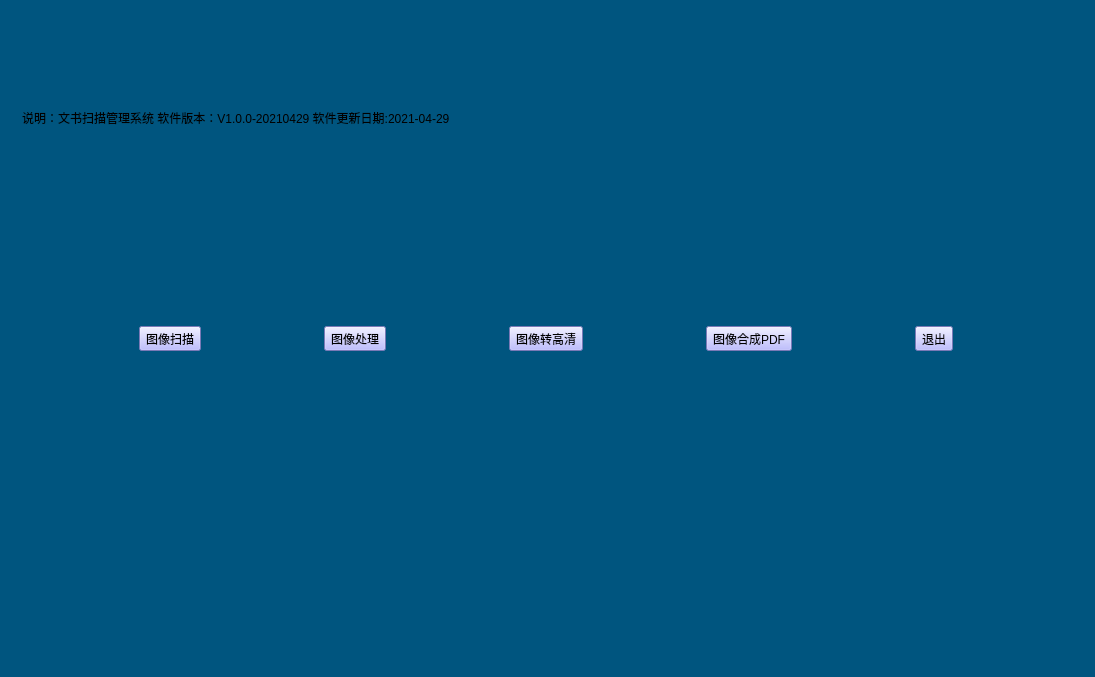
zhuym799/scan, file ScanVer1_0/mainwindow.ui: the form before one commit.
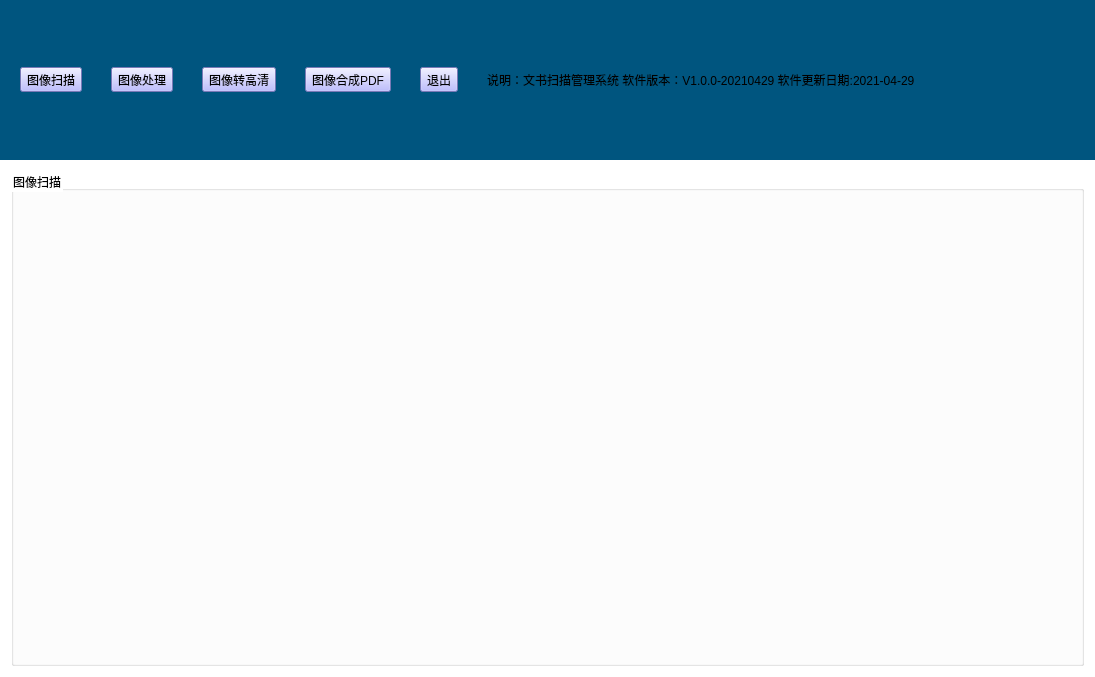
The form after the commit. Icons and pictures are not drawn.

Patch:
```diff
--- a/ScanVer1_0/mainwindow.ui
+++ b/ScanVer1_0/mainwindow.ui
@@ -14,7 +14,7 @@
    <string>MainWindow</string>
   </property>
   <property name="styleSheet">
-   <string notr="true">#MainWindow
+   <string notr="true">#widget_2
 {
 	background-color: rgb(0, 85, 127);
 }
@@ -38,10 +38,55 @@
   </property>
   <widget class="QWidget" name="centralWidget">
    <layout class="QVBoxLayout" name="verticalLayout_2">
+    <property name="spacing">
+     <number>0</number>
+    </property>
+    <property name="leftMargin">
+     <number>0</number>
+    </property>
+    <property name="topMargin">
+     <number>0</number>
+    </property>
+    <property name="rightMargin">
+     <number>0</number>
+    </property>
+    <property name="bottomMargin">
+     <number>0</number>
+    </property>
     <item>
-     <widget class="QWidget" name="widget" native="true">
-      <layout class="QVBoxLayout" name="verticalLayout">
-       <item>
+     <widget class="QWidget" name="widget_2" native="true">
+      <property name="minimumSize">
+       <size>
+        <width>0</width>
+        <height>160</height>
+       </size>
+      </property>
+      <property name="maximumSize">
+       <size>
+        <width>16777215</width>
+        <height>160</height>
+       </size>
+      </property>
+      <layout class="QGridLayout" name="gridLayout" rowstretch="0,0">
+       <property name="leftMargin">
+        <number>20</number>
+       </property>
+       <property name="topMargin">
+        <number>0</number>
+       </property>
+       <property name="rightMargin">
+        <number>0</number>
+       </property>
+       <property name="bottomMargin">
+        <number>0</number>
+       </property>
+       <property name="horizontalSpacing">
+        <number>29</number>
+       </property>
+       <property name="verticalSpacing">
+        <number>0</number>
+       </property>
+       <item row="0" column="6">
         <widget class="QLabel" name="label">
          <property name="styleSheet">
           <string notr="true">font: 14pt &quot;Arial&quot;;</string>
@@ -51,16 +96,10 @@
          </property>
         </widget>
        </item>
-      </layout>
-     </widget>
-    </item>
-    <item>
-     <widget class="QWidget" name="widget_2" native="true">
-      <layout class="QGridLayout" name="gridLayout">
-       <item row="0" column="5">
-        <widget class="QToolButton" name="toolButton_exit">
+       <item row="0" column="4">
+        <widget class="QToolButton" name="toolButton_pdf">
          <property name="text">
-          <string>退出</string>
+          <string>图像合成PDF</string>
          </property>
          <property name="icon">
           <iconset>
@@ -68,28 +107,8 @@
          </property>
          <property name="iconSize">
           <size>
-           <width>200</width>
-           <height>200</height>
-          </size>
-         </property>
-         <property name="toolButtonStyle">
-          <enum>Qt::ToolButtonTextUnderIcon</enum>
-         </property>
-        </widget>
-       </item>
-       <item row="0" column="1">
-        <widget class="QToolButton" name="toolButton_scan">
-         <property name="text">
-          <string>图像扫描</string>
-         </property>
-         <property name="icon">
-          <iconset>
-           <normaloff>:/image/1.png</normaloff>:/image/1.png</iconset>
-         </property>
-         <property name="iconSize">
-          <size>
-           <width>200</width>
-           <height>200</height>
+           <width>100</width>
+           <height>100</height>
           </size>
          </property>
          <property name="toolButtonStyle">
@@ -108,8 +127,28 @@
          </property>
          <property name="iconSize">
           <size>
-           <width>200</width>
-           <height>200</height>
+           <width>100</width>
+           <height>100</height>
+          </size>
+         </property>
+         <property name="toolButtonStyle">
+          <enum>Qt::ToolButtonTextUnderIcon</enum>
+         </property>
+        </widget>
+       </item>
+       <item row="0" column="1">
+        <widget class="QToolButton" name="toolButton_scan">
+         <property name="text">
+          <string>图像扫描</string>
+         </property>
+         <property name="icon">
+          <iconset resource="qrc.qrc">
+           <normaloff>:/image/1.png</normaloff>:/image/1.png</iconset>
+         </property>
+         <property name="iconSize">
+          <size>
+           <width>100</width>
+           <height>100</height>
           </size>
          </property>
          <property name="toolButtonStyle">
@@ -128,8 +167,8 @@
          </property>
          <property name="iconSize">
           <size>
-           <width>200</width>
-           <height>200</height>
+           <width>100</width>
+           <height>100</height>
           </size>
          </property>
          <property name="toolButtonStyle">
@@ -137,10 +176,10 @@
          </property>
         </widget>
        </item>
-       <item row="0" column="4">
-        <widget class="QToolButton" name="toolButton_pdf">
+       <item row="0" column="5">
+        <widget class="QToolButton" name="toolButton_exit">
          <property name="text">
-          <string>图像合成PDF</string>
+          <string>退出</string>
          </property>
          <property name="icon">
           <iconset>
@@ -148,8 +187,8 @@
          </property>
          <property name="iconSize">
           <size>
-           <width>200</width>
-           <height>200</height>
+           <width>100</width>
+           <height>100</height>
           </size>
          </property>
          <property name="toolButtonStyle">
@@ -161,7 +200,58 @@
      </widget>
     </item>
     <item>
-     <widget class="QWidget" name="widget_3" native="true"/>
+     <widget class="QStackedWidget" name="stackedWidget">
+      <property name="styleSheet">
+       <string notr="true">background-color: rgb(255, 255, 255);</string>
+      </property>
+      <property name="currentIndex">
+       <number>0</number>
+      </property>
+      <widget class="QWidget" name="page">
+       <layout class="QVBoxLayout" name="verticalLayout">
+        <item>
+         <widget class="QGroupBox" name="groupBox">
+          <property name="title">
+           <string>图像扫描</string>
+          </property>
+         </widget>
+        </item>
+       </layout>
+      </widget>
+      <widget class="QWidget" name="page_2">
+       <layout class="QVBoxLayout" name="verticalLayout_3">
+        <item>
+         <widget class="QGroupBox" name="groupBox_2">
+          <property name="title">
+           <string>图像处理</string>
+          </property>
+         </widget>
+        </item>
+       </layout>
+      </widget>
+      <widget class="QWidget" name="page_3">
+       <layout class="QVBoxLayout" name="verticalLayout_4">
+        <item>
+         <widget class="QGroupBox" name="groupBox_3">
+          <property name="title">
+           <string>图像转高清</string>
+          </property>
+         </widget>
+        </item>
+       </layout>
+      </widget>
+      <widget class="QWidget" name="page_4">
+       <layout class="QVBoxLayout" name="verticalLayout_5">
+        <item>
+         <widget class="QGroupBox" name="groupBox_4">
+          <property name="title">
+           <string>图像合成PDF</string>
+          </property>
+         </widget>
+        </item>
+       </layout>
+      </widget>
+     </widget>
     </item>
    </layout>
   </widget>
```
Left out of the diff: 16 changed lines with no effect on the pictures.
